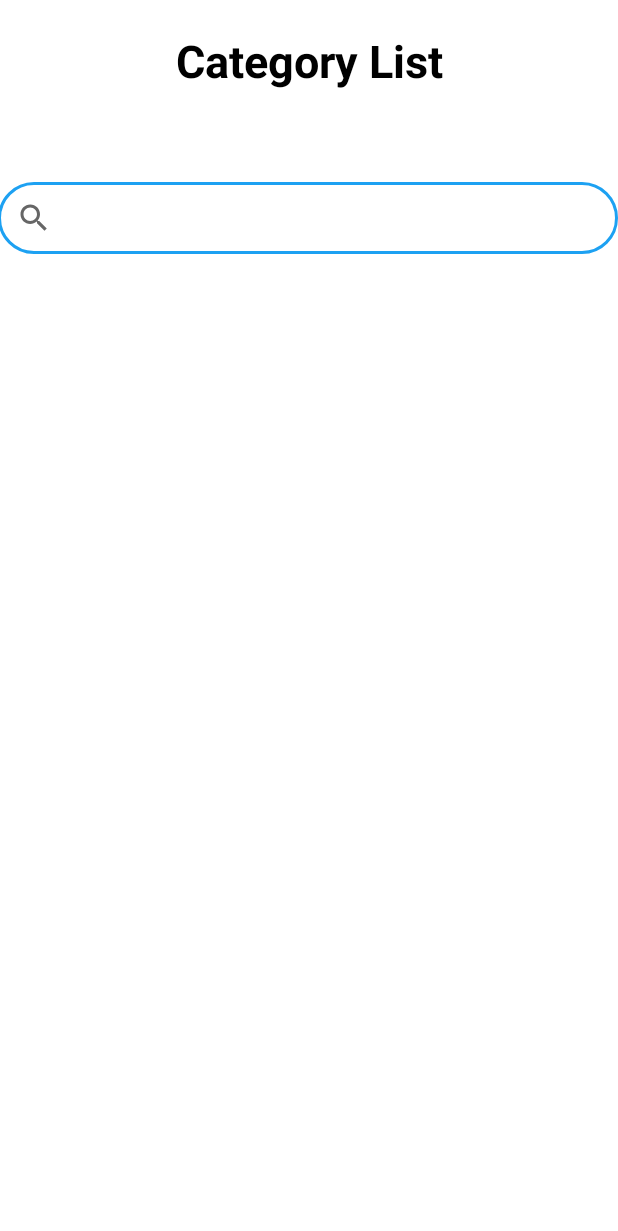
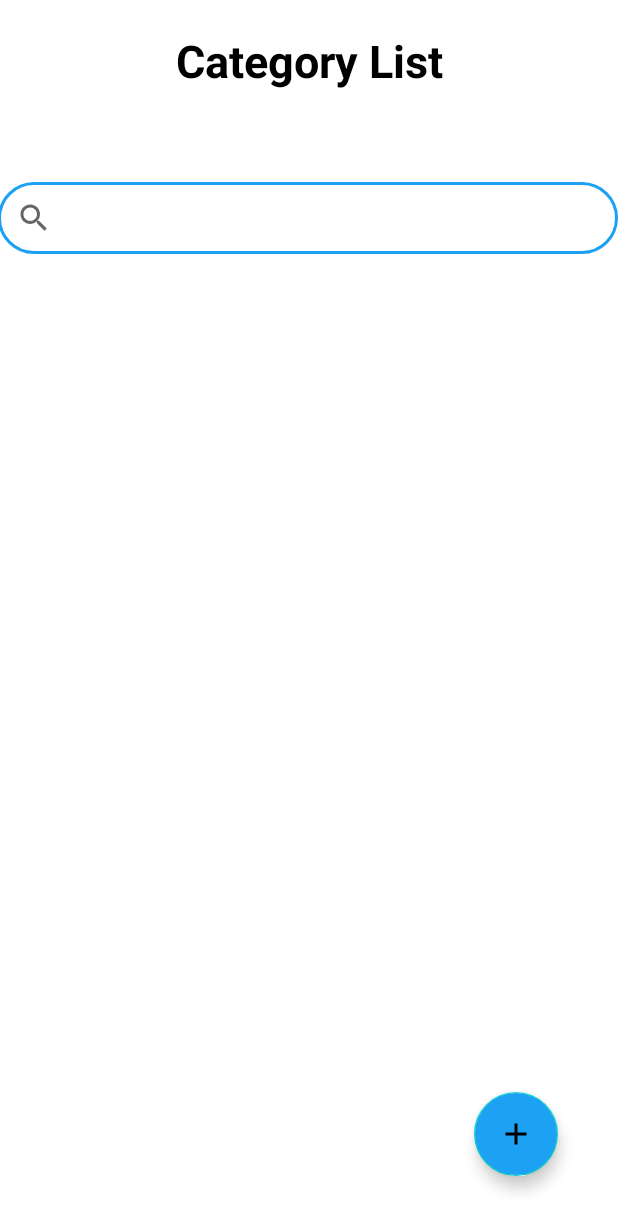
Before and after one commit to Haunguyen42193/schedule-management, an Android app built with Jetpack Compose: the ListCategoryActivity screen opened directly, with no data from a screen before it, on a phone screen of 412 x 824 dp. Shown: the top 1231 px of the screen. Run offline under Robolectric (Android 15) with nearby library versions, the phone set to English and light mode, and no system bars; Roboto replaces fonts that are not available here.

Commit message:
Update Add Category

```diff
--- a/app/src/main/java/com/trunghieu/todolistapp/ListCategoryActivity.java
+++ b/app/src/main/java/com/trunghieu/todolistapp/ListCategoryActivity.java
@@ -1,15 +1,48 @@
 package com.trunghieu.todolistapp;
 
 import androidx.appcompat.app.AppCompatActivity;
+import androidx.recyclerview.widget.LinearLayoutManager;
 import androidx.recyclerview.widget.RecyclerView;
 
+import android.content.Intent;
 import android.os.Bundle;
+import android.view.View;
+
+import com.google.android.material.floatingactionbutton.FloatingActionButton;
+import com.trunghieu.todolistapp.adapter.CategoryAdapter;
+import com.trunghieu.todolistapp.data.DBHelper;
+import com.trunghieu.todolistapp.model.Category;
+
+import java.util.ArrayList;
 
 public class ListCategoryActivity extends AppCompatActivity {
+
+    DBHelper dbHelper;
+    ArrayList<Category> arrayList;
+    CategoryAdapter categoryAdapter;
+    private FloatingActionButton addButton;
     RecyclerView recyclerView;
     @Override
     protected void onCreate(Bundle savedInstanceState) {
         super.onCreate(savedInstanceState);
         setContentView(R.layout.activity_list_category);
+        dbHelper = new DBHelper(this);
+        recyclerView = findViewById(R.id.recyclerViewCategory);
+        LinearLayoutManager layoutManager = new LinearLayoutManager(this);
+        recyclerView.setLayoutManager(layoutManager);
+        addButton = findViewById(R.id.add_buttonCategory);
+        addButton.setOnClickListener(new View.OnClickListener() {
+            @Override
+            public void onClick(View v) {
+                Intent intent = new Intent(ListCategoryActivity.this, AddCategoryActivity.class);
+               startActivity(intent);
+            }
+        });
+
     }
+    private void ShowCategoryData(){
+
+
+    }
+
 }
--- a/app/src/main/java/com/trunghieu/todolistapp/ListUserActivity.java
+++ b/app/src/main/java/com/trunghieu/todolistapp/ListUserActivity.java
@@ -26,12 +26,13 @@ public class ListUserActivity extends AppCompatActivity {
     UserAdapter adapter;
     private FloatingActionButton addButton;
     private ArrayList<User> originalList;
-
+    androidx.appcompat.widget.SearchView searchView;
 
     @Override
     protected void onCreate(Bundle savedInstanceState) {
         super.onCreate(savedInstanceState);
         setContentView(R.layout.activity_list_user);
+        searchView = findViewById(R.id.search_user);
         dbHelper = new DBHelper(this);
         recyclerView = findViewById(R.id.recyclerView);
         LinearLayoutManager layoutManager = new LinearLayoutManager(this);
@@ -50,7 +51,7 @@ public class ListUserActivity extends AppCompatActivity {
             }
         });
 
-        androidx.appcompat.widget.SearchView searchView = findViewById(R.id.search_user);
+
         searchView.setOnQueryTextListener(new androidx.appcompat.widget.SearchView.OnQueryTextListener() {
             @Override
             public boolean onQueryTextSubmit(String query) {
--- a/app/src/main/java/com/trunghieu/todolistapp/Login.java
+++ b/app/src/main/java/com/trunghieu/todolistapp/Login.java
@@ -40,7 +40,7 @@ public class Login extends AppCompatActivity {
                         if (user.getRole() == 1) {
                             // Nếu role là 1 (Admin), chuyển đến AdminManageActivity
                             Toast.makeText(Login.this, "Login successful as Admin!", Toast.LENGTH_SHORT).show();
-                            Intent intent = new Intent(getApplicationContext(), AdminActivity.class);
+                            Intent intent = new Intent(getApplicationContext(), ListCategoryActivity.class);
                             Bundle bundle = new Bundle();
                             bundle.putString("UserName", user.getName());
                             intent.putExtras(bundle);
@@ -48,7 +48,7 @@ public class Login extends AppCompatActivity {
                         } else {
                             // Nếu role không phải là 1 (User), chuyển đến MainActivity
                             Toast.makeText(Login.this, "Login successful as User!", Toast.LENGTH_SHORT).show();
-                            Intent intent = new Intent(getApplicationContext(), ListUserActivity.class);
+                            Intent intent = new Intent(getApplicationContext(), ListCategoryActivity.class);
                             startActivity(intent);
                         }
                     } else {
--- a/app/src/main/java/com/trunghieu/todolistapp/data/CategoryTable.java
+++ b/app/src/main/java/com/trunghieu/todolistapp/data/CategoryTable.java
@@ -8,11 +8,11 @@ public class CategoryTable {
     public static final String COLUMN_NAME = "name";
     public static final String COLUMN_DESCRIPTION ="description";
 
-    public static String CREATE_TABLE_CATEGORIES = "CREATE TABLE IF NOT EXISTS " +
-            TABLE_NAME + " ( " + COLUMN_ID + " TEXT PRIMARY KEY, " +
+
+    public static final String CREATE_TABLE_CATEGORIES = "CREATE TABLE IF NOT EXISTS " +
+            TABLE_NAME + " ( " + COLUMN_ID + " TEXT PRIMARY KEY , " +
             COLUMN_NAME + " TEXT NOT NULL, " +
             COLUMN_DESCRIPTION + " TEXT)";
 
-
     public static String DROP_TABLE_CATEGORIES = "DROP TABLE IF EXISTS " + TABLE_NAME;
 }
--- a/app/src/main/res/layout/activity_add_category.xml
+++ b/app/src/main/res/layout/activity_add_category.xml
@@ -85,7 +85,6 @@
         android:background="@drawable/edittext_bg_login"
         android:ems="10"
         android:fontFamily="@font/alata"
-        android:hint="example@gmail.com"
         android:inputType="text"
         android:padding="10dp"
         android:layout_marginLeft="20dp"
@@ -97,7 +96,7 @@
 
 
     <androidx.appcompat.widget.AppCompatButton
-        android:id="@+id/admin_addUser_btn"
+        android:id="@+id/admin_addCategory_btn"
         android:layout_width="130dp"
         android:layout_height="wrap_content"
         android:layout_marginStart="50dp"
--- a/app/src/main/res/layout/activity_list_category.xml
+++ b/app/src/main/res/layout/activity_list_category.xml
@@ -29,6 +29,7 @@
         android:background="@drawable/blue_boder" />
 
     <androidx.recyclerview.widget.RecyclerView
+        android:id="@+id/recyclerViewCategory"
         android:layout_width="match_parent"
         android:layout_height="match_parent"
         android:layout_alignParentStart="true"
@@ -38,6 +39,16 @@
         android:layout_marginTop="174dp"
         android:layout_marginBottom="5dp"
         tools:listitem="@layout/category_item" />
+    <com.google.android.material.floatingactionbutton.FloatingActionButton
+        android:id="@+id/add_buttonCategory"
+        android:layout_width="wrap_content"
+        android:layout_height="wrap_content"
+        android:layout_alignParentBottom="true"
+        android:layout_alignParentEnd="true"
+        android:layout_margin="40dp"
+        android:src="@drawable/baseline_add_24"
+        android:backgroundTint="@color/blue"
+        />
 
 
 </RelativeLayout>
--- a/app/src/main/res/layout/activity_list_user.xml
+++ b/app/src/main/res/layout/activity_list_user.xml
@@ -26,7 +26,7 @@
         android:layout_width="wrap_content"
         android:layout_height="wrap_content"
         android:layout_alignParentBottom="true"
-        android:layout_alignParentRight="true"
+        android:layout_alignParentEnd="true"
         android:layout_margin="40dp"
         android:src="@drawable/baseline_add_24"
         android:backgroundTint="@color/blue"
```
Also changed, not shown: app/src/main/java/com/trunghieu/todolistapp/AddCategoryActivity.java (+39 -0 lines), app/src/main/java/com/trunghieu/todolistapp/data/DBHelper.java (+23 -13 lines).
